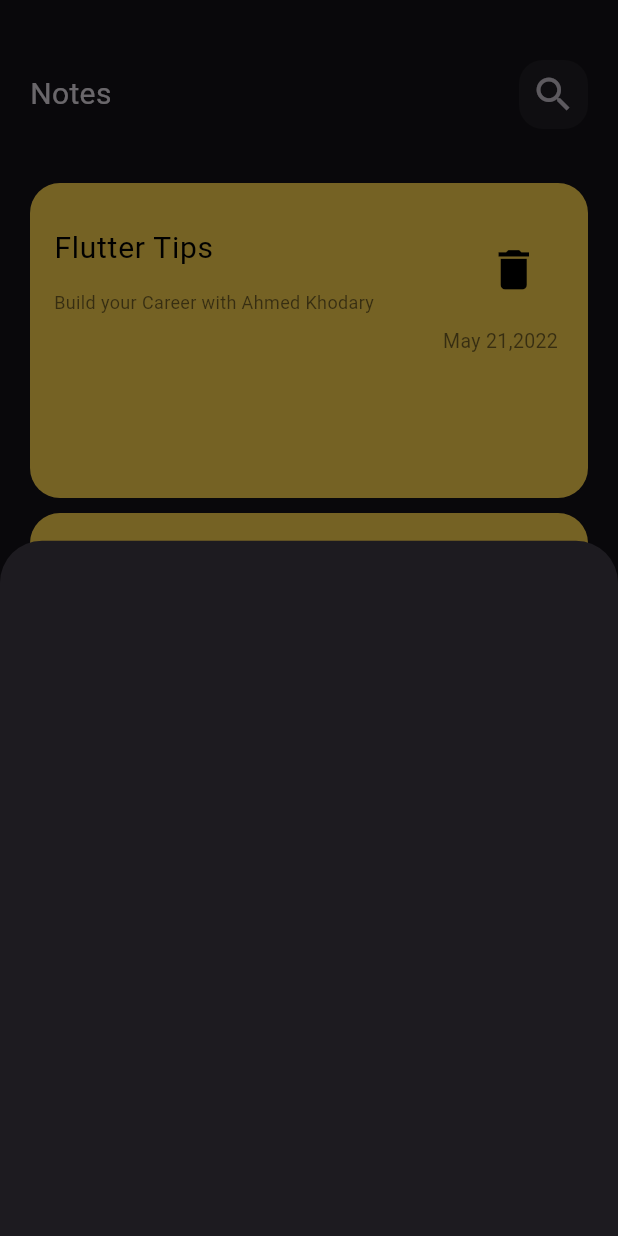
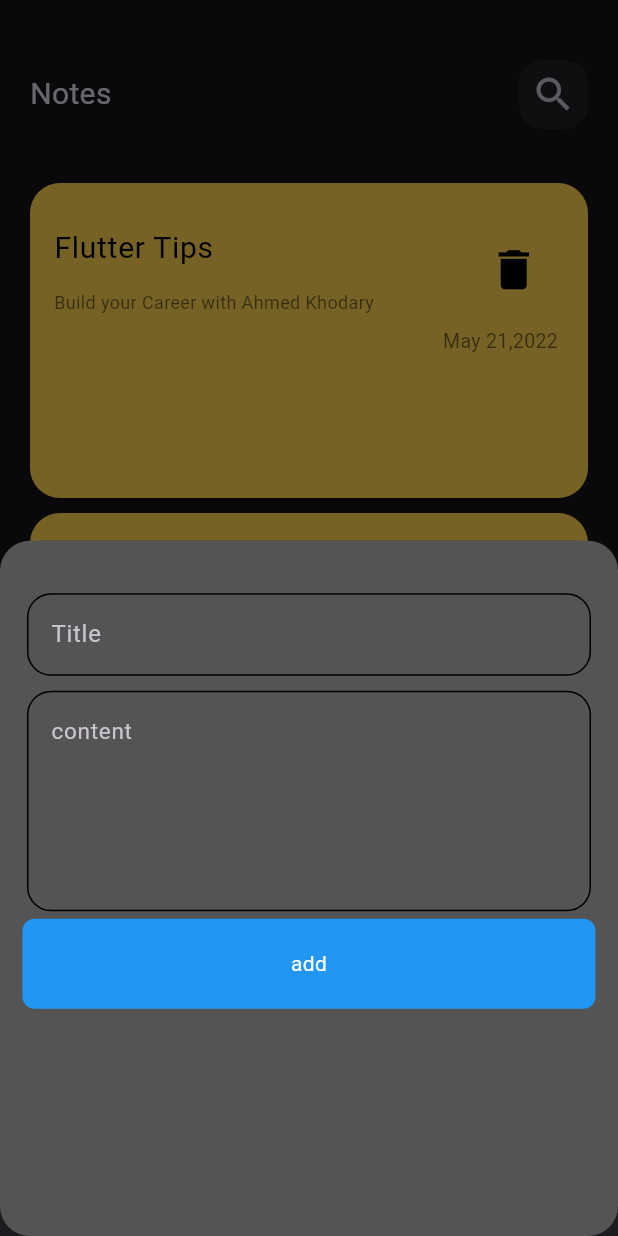
Before and after one commit to ahmedmohamed41/note_app, a Flutter app: the screen it shows after launch, after a tap on the "add" icon, on a phone screen of 412 x 824 dp. Run offline on Flutter 3.47's test engine with Material 3 defaults, Android fonts, the phone set to English and light mode, and no system bars.

Commit message:
add fileds to note bottom sheet

```diff
--- a/lib/widgets/add_note_bottom_sheet.dart
+++ b/lib/widgets/add_note_bottom_sheet.dart
@@ -1,5 +1,6 @@
-
 import 'package:flutter/material.dart';
+import 'package:note_app/widgets/custom_button.dart';
+import 'package:note_app/widgets/custom_text_filed.dart';
 
 class AddNoteBottomSheet extends StatelessWidget {
   const AddNoteBottomSheet({super.key});
@@ -7,7 +8,30 @@ class AddNoteBottomSheet extends StatelessWidget {
   @override
   Widget build(BuildContext context) {
     return Container(
-
+      decoration: BoxDecoration(
+        color: const Color.fromARGB(255, 85, 84, 84),
+        borderRadius: BorderRadius.circular(
+          20,
+        ),
+      ),
+      child: Padding(
+        padding: const EdgeInsets.symmetric(vertical: 30, horizontal: 15),
+        child: Column(
+          children: [
+            CustomTextField(
+              hintText: 'Title',
+              labelText: 'Title',
+            ),
+            CustomTextField(
+              hintText: 'content',
+              maxLines: 5,
+            ),
+            CustomButton(
+              text: 'add',
+            )
+          ],
+        ),
+      ),
     );
   }
 }
--- /dev/null
+++ b/lib/widgets/custom_button.dart
@@ -0,0 +1,30 @@
+import 'package:flutter/material.dart';
+
+// ignore: must_be_immutable
+class CustomButton extends StatelessWidget {
+  CustomButton({super.key, this.onTap, required this.text});
+  VoidCallback? onTap;
+  String text;
+  @override
+  Widget build(BuildContext context) {
+    return GestureDetector(
+      onTap: onTap,
+      child: Container(
+        decoration: BoxDecoration(
+          color: Colors.blue,
+          borderRadius: BorderRadius.circular(8),
+        ),
+        width: double.infinity,
+        height: 60,
+        child: Center(
+          child: Text(
+            text,
+            style: TextStyle(
+              color: Colors.white,
+            ),
+          ),
+        ),
+      ),
+    );
+  }
+}
--- /dev/null
+++ b/lib/widgets/custom_text_filed.dart
@@ -0,0 +1,39 @@
+import 'package:flutter/material.dart';
+
+// ignore: must_be_immutable
+class CustomTextField extends StatelessWidget {
+  CustomTextField(
+      {super.key, this.labelText, this.hintText, this.onChang, this.inputType, this.maxLines=1});
+  String? labelText;
+  String? hintText;
+  int maxLines;
+  Function(String)? onChang;
+  TextInputType? inputType;
+  @override
+  Widget build(BuildContext context) {
+    return Padding(
+      padding: const EdgeInsets.symmetric(horizontal: 3, vertical: 5),
+      child: TextField(
+        onChanged: onChang,
+        keyboardType: inputType,
+        maxLines: maxLines,
+        style: const TextStyle(fontSize: 15.0),
+        decoration: InputDecoration(
+          labelText: labelText,
+          hintText: hintText,
+          // hintStyle: TextStyle(color: Colors.black),
+          focusedBorder: const OutlineInputBorder(
+            borderSide: BorderSide(),
+          ),
+          enabledBorder: OutlineInputBorder(
+            borderSide: const BorderSide(),
+            borderRadius: BorderRadius.circular(16),
+          ),
+          border: const OutlineInputBorder(
+            borderSide: BorderSide(),
+          ),
+        ),
+      ),
+    );
+  }
+}
```
